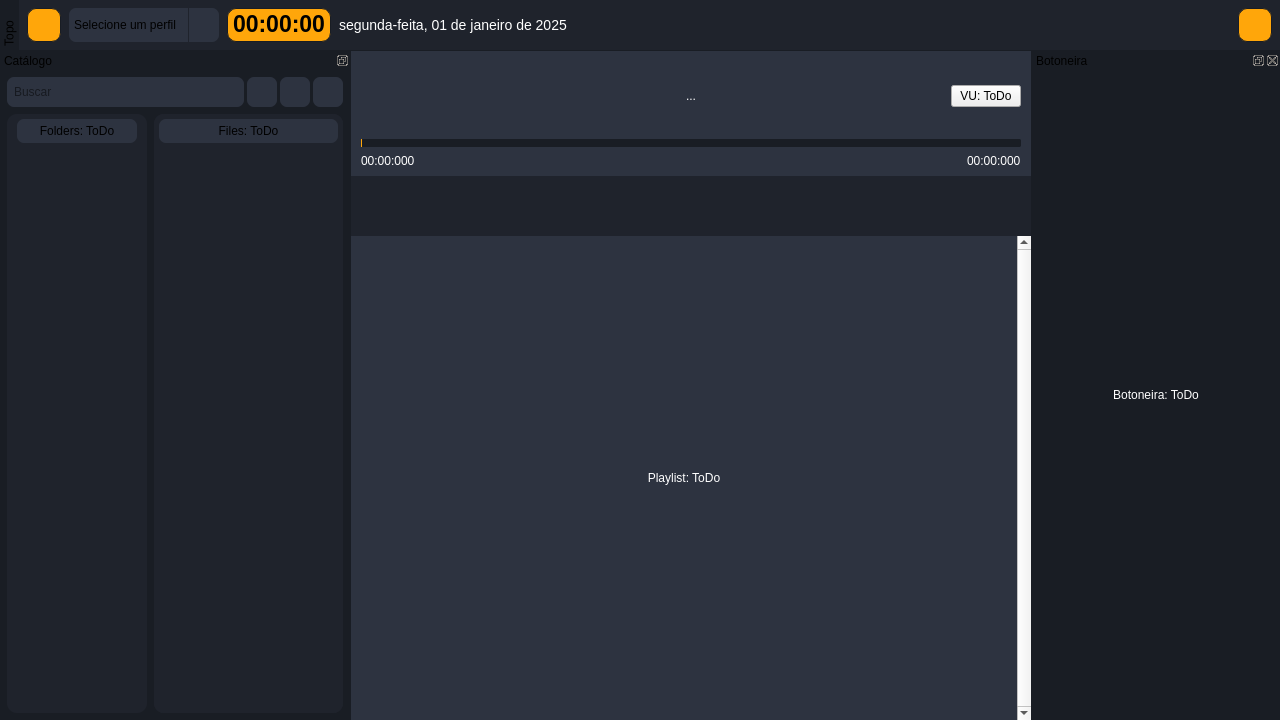
BrunoCardosoFS/NaxiStudioFlow, file frontend/flow.ui: the form before one commit.
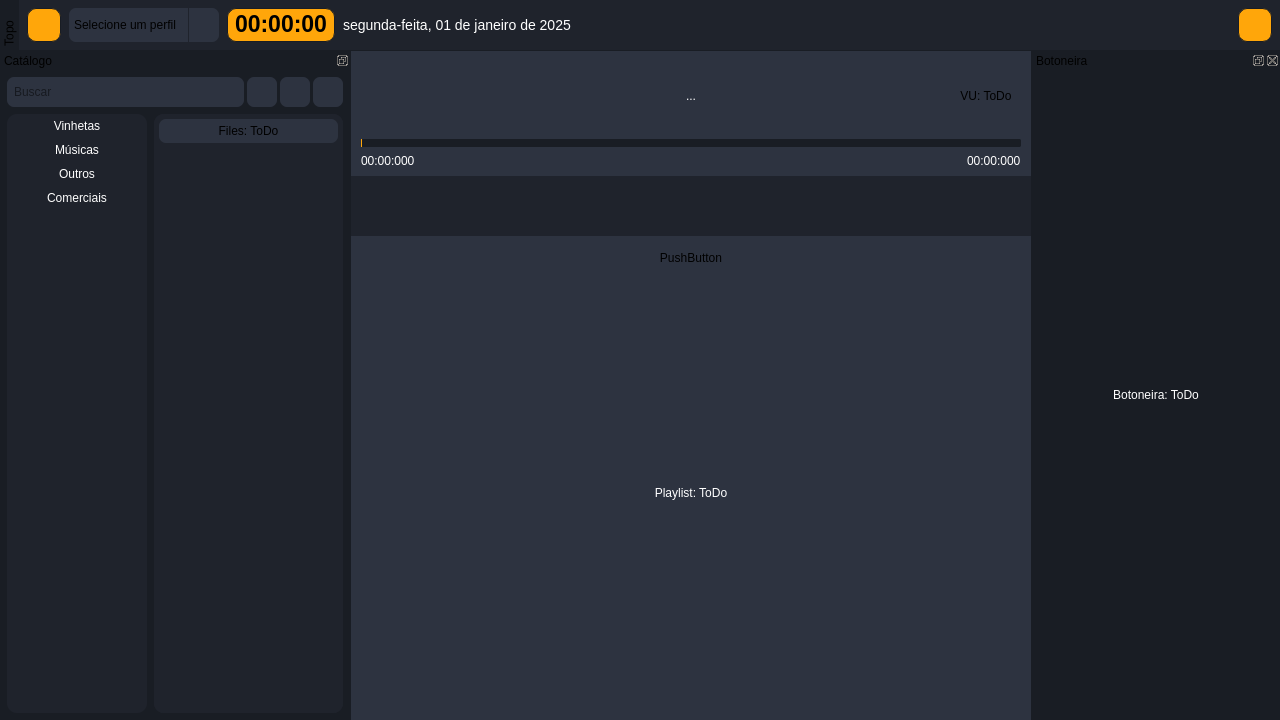
The form after the commit. Icons and pictures are not drawn.

Commit message: Added folder listing

```diff
--- a/frontend/flow.ui
+++ b/frontend/flow.ui
@@ -35,6 +35,17 @@
 	padding-left: 5px;
 }
 
+QPushButton{
+	background-color: #2D3340;
+	border: none;
+	border-radius: 7px;
+	padding: 5px;
+}
+
+QPushButton:hover{
+	background-color: #292e38;
+}
+
 QComboBox{
 	background-color: #2D3340;
 	border: none;
@@ -84,8 +95,7 @@
 }
 
 #clock{
-	padding: 0px 5px;
-	padding-bottom:2px;
+	padding: 0px 7px 2px 7px;
 	font-size: 23px;
 	font-weight: bold;
 }
@@ -191,6 +201,7 @@
 	background-color: transparent;
 	border: none;
 	border-radius: 17px;
+	padding: 0px;
 }
 
 #PlayerControl QPushButton#btnPlay, #PlayerControl QPushButton#btnPause{
@@ -213,17 +224,6 @@
 	background-color: #191D24;
 }
 
-#DocCatalog QPushButton{
-	background-color: #2D3340;
-	border: none;
-	border-radius: 7px;
-	padding: 5px;
-}
-
-#DocCatalog QPushButton:hover{
-	background-color: #292e38;
-}
-
 #DocCatalog QScrollArea{
 	background-color: #1F232C;
 	border: none;
@@ -797,11 +797,14 @@
     <item>
      <widget class="QScrollArea" name="PlaylistScroll">
       <property name="verticalScrollBarPolicy">
-       <enum>Qt::ScrollBarPolicy::ScrollBarAlwaysOn</enum>
+       <enum>Qt::ScrollBarPolicy::ScrollBarAsNeeded</enum>
       </property>
       <property name="horizontalScrollBarPolicy">
        <enum>Qt::ScrollBarPolicy::ScrollBarAlwaysOff</enum>
       </property>
+      <property name="sizeAdjustPolicy">
+       <enum>QAbstractScrollArea::SizeAdjustPolicy::AdjustIgnored</enum>
+      </property>
       <property name="widgetResizable">
        <bool>true</bool>
       </property>
@@ -813,7 +816,7 @@
         <rect>
          <x>0</x>
          <y>0</y>
-         <width>663</width>
+         <width>680</width>
          <height>481</height>
         </rect>
        </property>
@@ -833,6 +836,13 @@
         <property name="bottomMargin">
          <number>10</number>
         </property>
+        <item>
+         <widget class="QPushButton" name="pushButton_7">
+          <property name="text">
+           <string>PushButton</string>
+          </property>
+         </widget>
+        </item>
         <item>
          <widget class="QLabel" name="label">
           <property name="sizePolicy">
@@ -1118,7 +1128,7 @@
            </property>
            <layout class="QVBoxLayout" name="verticalLayout_8">
             <property name="spacing">
-             <number>5</number>
+             <number>10</number>
             </property>
             <property name="leftMargin">
              <number>5</number>
@@ -1133,20 +1143,131 @@
              <number>5</number>
             </property>
             <item>
-             <widget class="QPushButton" name="pushButton_5">
-              <property name="sizePolicy">
-               <sizepolicy hsizetype="Expanding" vsizetype="Fixed">
-                <horstretch>0</horstretch>
-                <verstretch>0</verstretch>
-               </sizepolicy>
-              </property>
-              <property name="text">
-               <string>Folders: ToDo</string>
-              </property>
+             <widget class="QWidget" name="JinglesFolders" native="true">
+              <layout class="QVBoxLayout" name="verticalLayout_10">
+               <property name="spacing">
+                <number>5</number>
+               </property>
+               <property name="leftMargin">
+                <number>0</number>
+               </property>
+               <property name="topMargin">
+                <number>0</number>
+               </property>
+               <property name="rightMargin">
+                <number>0</number>
+               </property>
+               <property name="bottomMargin">
+                <number>0</number>
+               </property>
+               <item>
+                <widget class="QLabel" name="label_3">
+                 <property name="text">
+                  <string>Vinhetas</string>
+                 </property>
+                 <property name="alignment">
+                  <set>Qt::AlignmentFlag::AlignCenter</set>
+                 </property>
+                </widget>
+               </item>
+              </layout>
              </widget>
             </item>
             <item>
-             <spacer name="verticalSpacer">
+             <widget class="QWidget" name="MusicFolders" native="true">
+              <layout class="QVBoxLayout" name="verticalLayout_11">
+               <property name="spacing">
+                <number>5</number>
+               </property>
+               <property name="leftMargin">
+                <number>0</number>
+               </property>
+               <property name="topMargin">
+                <number>0</number>
+               </property>
+               <property name="rightMargin">
+                <number>0</number>
+               </property>
+               <property name="bottomMargin">
+                <number>0</number>
+               </property>
+               <item>
+                <widget class="QLabel" name="label_4">
+                 <property name="text">
+                  <string>Músicas</string>
+                 </property>
+                 <property name="alignment">
+                  <set>Qt::AlignmentFlag::AlignCenter</set>
+                 </property>
+                </widget>
+               </item>
+              </layout>
+             </widget>
+            </item>
+            <item>
+             <widget class="QWidget" name="OtherFolders" native="true">
+              <layout class="QVBoxLayout" name="verticalLayout_12">
+               <property name="spacing">
+                <number>5</number>
+               </property>
+               <property name="leftMargin">
+                <number>0</number>
+               </property>
+               <property name="topMargin">
+                <number>0</number>
+               </property>
+               <property name="rightMargin">
+                <number>0</number>
+               </property>
+               <property name="bottomMargin">
+                <number>0</number>
+               </property>
+               <item>
+                <widget class="QLabel" name="label_5">
+                 <property name="text">
+                  <string>Outros</string>
+                 </property>
+                 <property name="alignment">
+                  <set>Qt::AlignmentFlag::AlignCenter</set>
+                 </property>
+                </widget>
+               </item>
+              </layout>
+             </widget>
+            </item>
+            <item>
+             <widget class="QWidget" name="CommercialFolders" native="true">
+              <layout class="QVBoxLayout" name="verticalLayout_13">
+               <property name="spacing">
+                <number>5</number>
+               </property>
+               <property name="leftMargin">
+                <number>0</number>
+               </property>
+               <property name="topMargin">
+                <number>0</number>
+               </property>
+               <property name="rightMargin">
+                <number>0</number>
+               </property>
+               <property name="bottomMargin">
+                <number>0</number>
+               </property>
+               <item>
+                <widget class="QLabel" name="label_6">
+                 <property name="text">
+                  <string>Comerciais</string>
+                 </property>
+                 <property name="alignment">
+                  <set>Qt::AlignmentFlag::AlignCenter</set>
+                 </property>
+                </widget>
+               </item>
+              </layout>
+             </widget>
+            </item>
+            <item>
+             <spacer name="FoldersSpacer">
               <property name="orientation">
                <enum>Qt::Orientation::Vertical</enum>
               </property>
```
Left out of the diff: 3 changed lines with no effect on the pictures. The commit also changes 9 other files.
